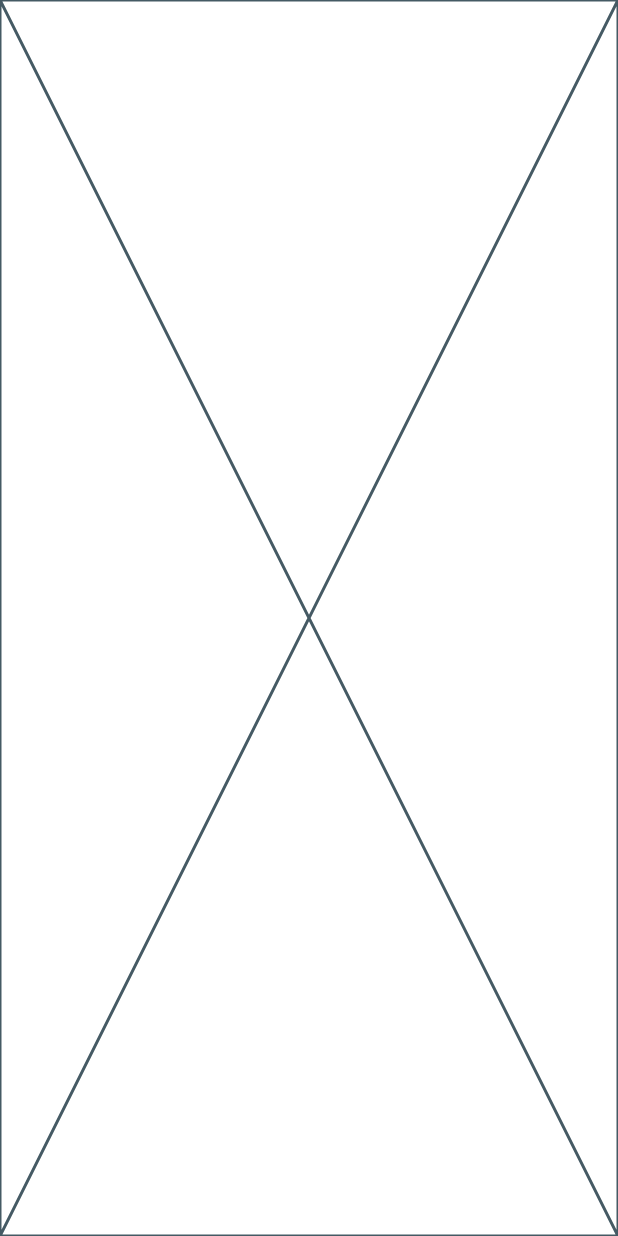
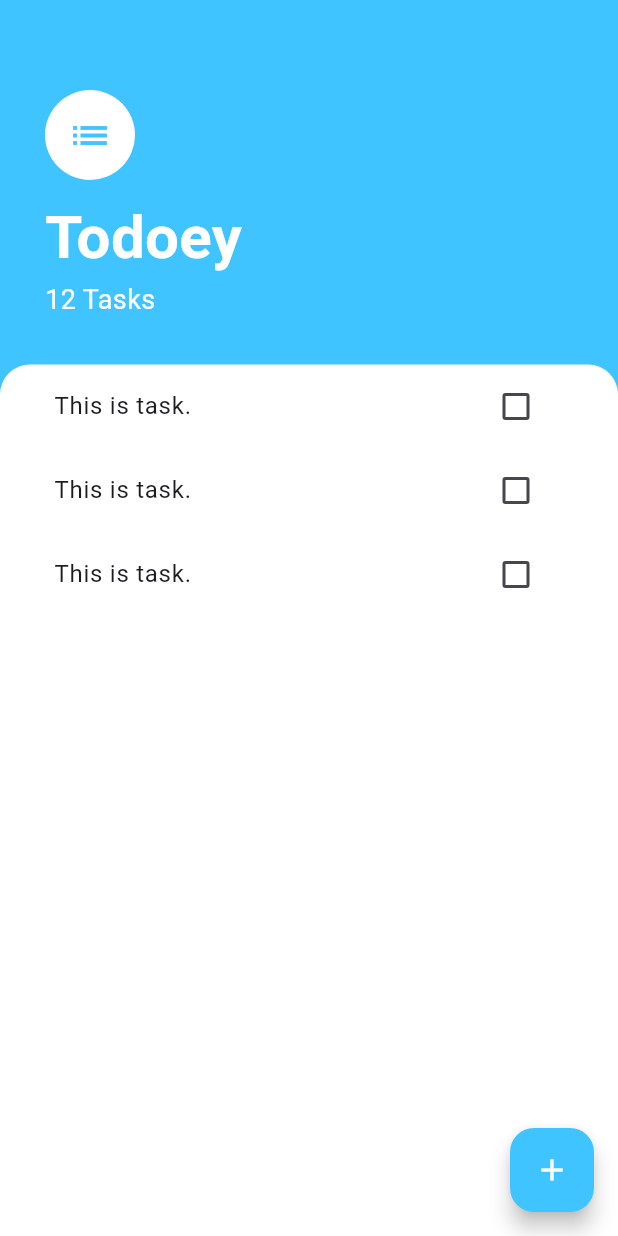
Before and after one commit to SaboorShaikh/Todoey, a Flutter app: the screen it shows after launch, on a phone screen of 412 x 824 dp. Run offline on Flutter 3.47's test engine with Material 3 defaults, Android fonts, the phone set to English and light mode, and no system bars.

Commit message:
Task Screen UI Complete

```diff
--- a/lib/main.dart
+++ b/lib/main.dart
@@ -13,6 +13,7 @@ class MyApp extends StatelessWidget {
   Widget build(BuildContext context) {
     return MaterialApp(
       title: 'Todoey',
+      debugShowCheckedModeBanner: false,
       theme: ThemeData(
         colorScheme: ColorScheme.fromSeed(seedColor: Colors.deepPurple),
       ),
--- a/lib/screens/task_screen.dart
+++ b/lib/screens/task_screen.dart
@@ -1,10 +1,71 @@
 import 'package:flutter/material.dart';
+import 'package:todoey_flutter/widgets/tasks_list.dart';
 
 class TasksScreen extends StatelessWidget {
   const TasksScreen({super.key});
 
   @override
   Widget build(BuildContext context) {
-    return const Placeholder();
+    return Scaffold(
+      backgroundColor: Colors.lightBlueAccent,
+      floatingActionButton: FloatingActionButton(
+        backgroundColor: Colors.lightBlueAccent,
+        child: Icon(Icons.add, color: Colors.white),
+        onPressed: () {},
+      ),
+      body: Column(
+        crossAxisAlignment: CrossAxisAlignment.start,
+        children: [
+          Container(
+            padding: EdgeInsets.only(
+              top: 60.0,
+              left: 30.0,
+              right: 30.0,
+              bottom: 30.0,
+            ),
+            child: Column(
+              crossAxisAlignment: CrossAxisAlignment.start,
+              children: <Widget>[
+                CircleAvatar(
+                  radius: 30.0,
+                  backgroundColor: Colors.white,
+                  child: Icon(
+                    Icons.list,
+                    size: 30.0,
+                    color: Colors.lightBlueAccent,
+                  ),
+                ),
+                SizedBox(height: 10.0),
+                Text(
+                  'Todoey',
+                  style: TextStyle(
+                    color: Colors.white,
+                    fontSize: 40.0,
+                    fontWeight: FontWeight.w700,
+                  ),
+                ),
+                Text(
+                  '12 Tasks',
+                  style: TextStyle(color: Colors.white, fontSize: 18.0),
+                ),
+              ],
+            ),
+          ),
+          Expanded(
+            child: Container(
+              padding: EdgeInsets.symmetric(horizontal: 20.0),
+              decoration: BoxDecoration(
+                color: Colors.white,
+                borderRadius: BorderRadius.only(
+                  topLeft: Radius.circular(20.0),
+                  topRight: Radius.circular(20.0),
+                ),
+              ),
+              child: TaskList(),
+            ),
+          ),
+        ],
+      ),
+    );
   }
 }
--- /dev/null
+++ b/lib/widgets/task_tile.dart
@@ -0,0 +1,19 @@
+import 'package:flutter/material.dart';
+
+class TaskTile extends StatelessWidget {
+  const TaskTile({super.key});
+
+  @override
+  Widget build(BuildContext context) {
+    return ListTile(
+      title: Text("This is task. "),
+      trailing: Checkbox(
+        value: false,
+        activeColor: Colors.lightBlueAccent,
+        onChanged: (value) {
+          value = true;
+        },
+      ),
+    );
+  }
+}
--- /dev/null
+++ b/lib/widgets/tasks_list.dart
@@ -0,0 +1,11 @@
+import 'package:flutter/material.dart';
+import 'package:todoey_flutter/widgets/task_tile.dart';
+
+class TaskList extends StatelessWidget {
+  const TaskList({super.key});
+
+  @override
+  Widget build(BuildContext context) {
+    return ListView(children: [TaskTile(), TaskTile(), TaskTile()]);
+  }
+}
```
